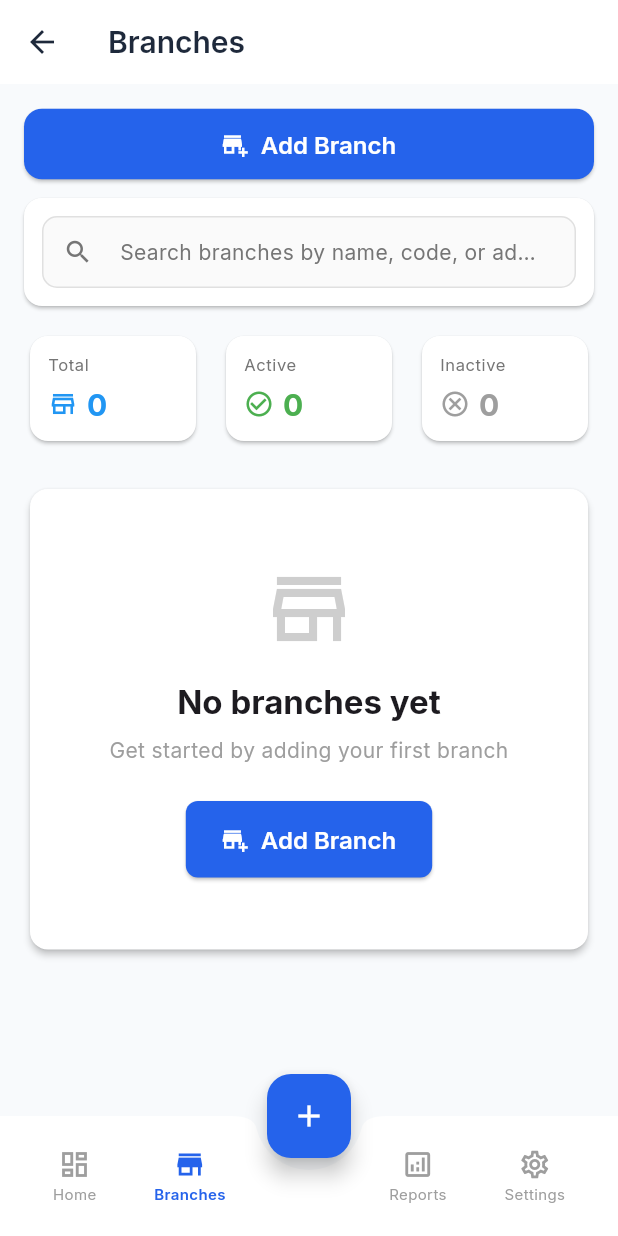
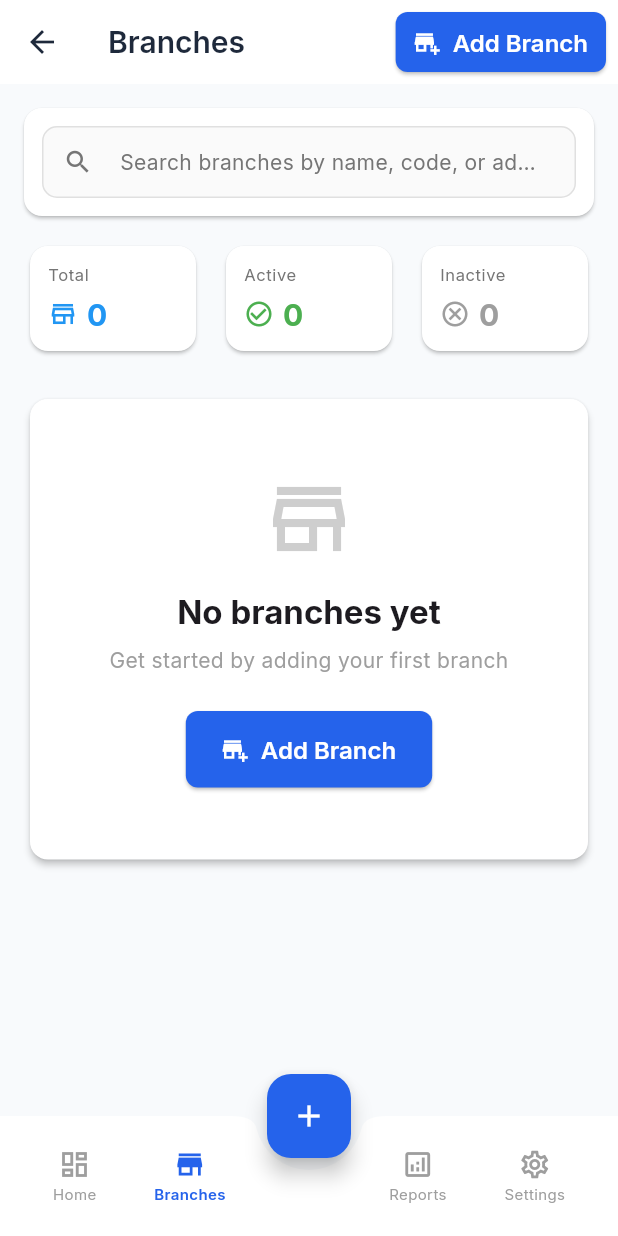
Before and after one commit to mohammadshahilsupportta/supporttabillapp, a Flutter app: the OwnerDashboardScreen screen opened directly, item 2 of the bottom bar chosen, on a phone screen of 412 x 824 dp. Run offline on Flutter 3.47's test engine with Material 3 defaults, Android fonts, the phone set to English and light mode, and no system bars; our stand-ins replace get, get_storage, google_fonts, supabase_flutter; accounts and stored records are empty.

Commit message:
Add 'Add Branch' button to OwnerDashboardScreen. Enhanced app bar with conditional button visibility based on selected index, improving navigation for branch creation. Removed redundant button from BranchesTab to streamline UI.

```diff
--- a/lib/presentation/views/owner/dashboard/owner_dashboard_screen.dart
+++ b/lib/presentation/views/owner/dashboard/owner_dashboard_screen.dart
@@ -29,7 +29,32 @@ class _OwnerDashboardScreenState extends State<OwnerDashboardScreen> {
     final theme = Theme.of(context);
 
     return Scaffold(
-      appBar: AppBar(title: Text(_getTitle()), elevation: 0),
+      appBar: AppBar(
+        title: Text(_getTitle()),
+        elevation: 0,
+        actions: [
+          if (_selectedIndex == 1)
+            Padding(
+              padding: const EdgeInsets.only(right: 8),
+              child: ElevatedButton.icon(
+                onPressed: () => Get.toNamed(AppRoutes.branchCreate),
+                icon: const Icon(Icons.add_business, size: 18),
+                label: const Text('Add Branch'),
+                style: ElevatedButton.styleFrom(
+                  backgroundColor: theme.primaryColor,
+                  foregroundColor: Colors.white,
+                  padding: const EdgeInsets.symmetric(
+                    horizontal: 12,
+                    vertical: 8,
+                  ),
+                  shape: RoundedRectangleBorder(
+                    borderRadius: BorderRadius.circular(8),
+                  ),
+                ),
+              ),
+            ),
+        ],
+      ),
       body: _screens[_selectedIndex],
       floatingActionButton: FloatingActionButton(
         onPressed: () => _showQuickActionsSheet(context),
@@ -833,21 +858,6 @@ class _BranchesTabState extends State<_BranchesTab> {
         child: ListView(
           padding: const EdgeInsets.fromLTRB(16, 16, 16, 80),
           children: [
-            // Add Branch button
-            Padding(
-              padding: const EdgeInsets.only(bottom: 12),
-              child: ElevatedButton.icon(
-                onPressed: () => Get.toNamed(AppRoutes.branchCreate),
-                icon: const Icon(Icons.add_business),
-                label: const Text('Add Branch'),
-                style: ElevatedButton.styleFrom(
-                  padding: const EdgeInsets.symmetric(vertical: 14),
-                  shape: RoundedRectangleBorder(
-                    borderRadius: BorderRadius.circular(12),
-                  ),
-                ),
-              ),
-            ),
             // Search bar
             Card(
               elevation: 1,
```
